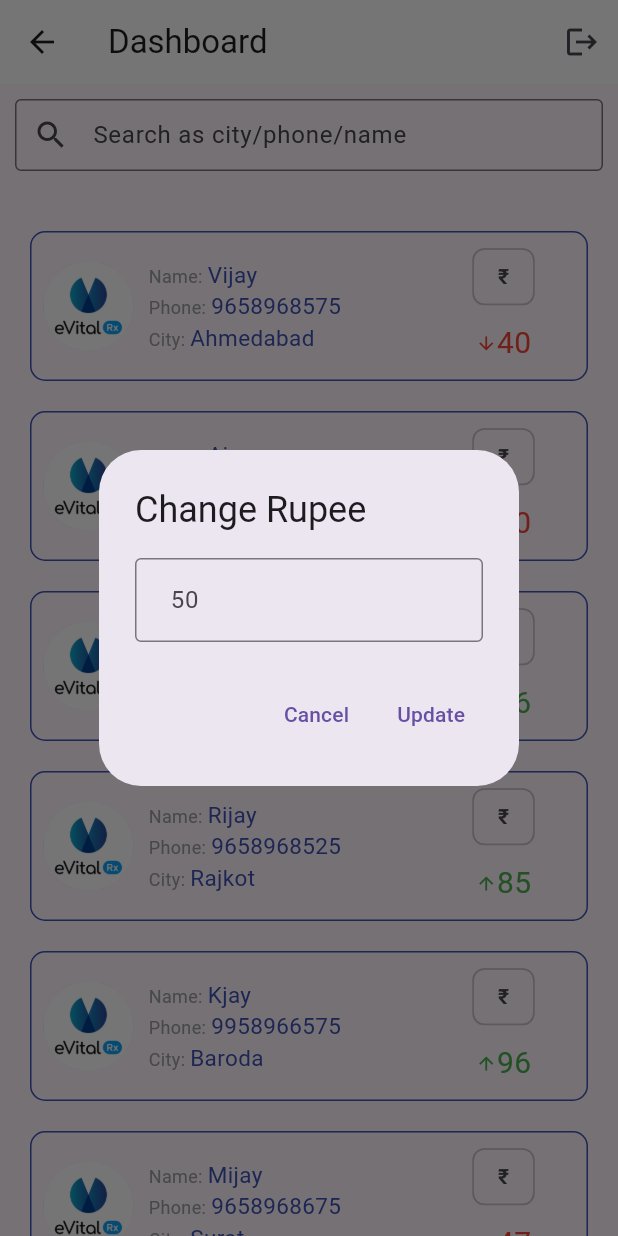
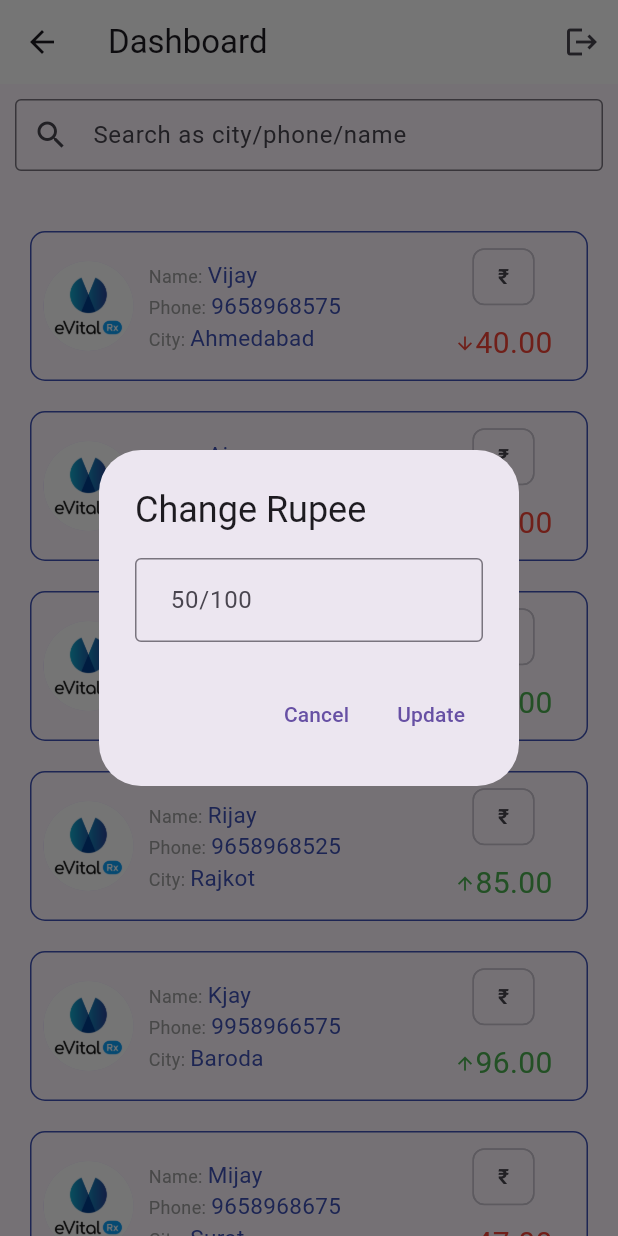
Before and after one commit to divyang-simformsoftware/flutter_evitalrx_app, a Flutter app: the DashboardPage screen opened directly, after a tap on an icon or button, on a phone screen of 412 x 824 dp. Run offline on Flutter 3.47's test engine with Material 2 defaults, Android fonts, the phone set to English and light mode, and no system bars; our stand-ins replace flutter_bloc.

Commit message:
Features Added

```diff
--- a/lib/pages/dashboard_page.dart
+++ b/lib/pages/dashboard_page.dart
@@ -169,7 +169,7 @@ class DashboardPage extends StatelessWidget {
                                                 : Colors.red,
                                           ),
                                           Text(
-                                            userModel.rupee.toString(),
+                                            "${userModel.rupee}.00",
                                             style: TextStyle(
                                                 fontSize: 20,
                                                 color: userModel.rupee! > 50
@@ -190,8 +190,14 @@ class DashboardPage extends StatelessWidget {
                   ),
                   if (state.isLoadMore)
                     const Padding(
-                      padding: EdgeInsets.all(5.0),
-                      child: CircularProgressIndicator(),
+                      padding: EdgeInsets.all(8.0),
+                      child: SizedBox(
+                        height: 20,
+                        width: 20,
+                        child: CircularProgressIndicator(
+                          strokeWidth: 3,
+                        ),
+                      ),
                     )
                 ],
               );
@@ -213,10 +219,10 @@ class DashboardPage extends StatelessWidget {
           content: TextField(
             controller: textController,
             keyboardType: TextInputType.number,
-            maxLength: 2,
+            maxLength: 3,
             decoration: const InputDecoration(
               border: OutlineInputBorder(),
-              hintText: "50",
+              hintText: "50/100",
               prefixText: "₹",
               prefixStyle: TextStyle(
                 fontWeight: FontWeight.bold,
```
